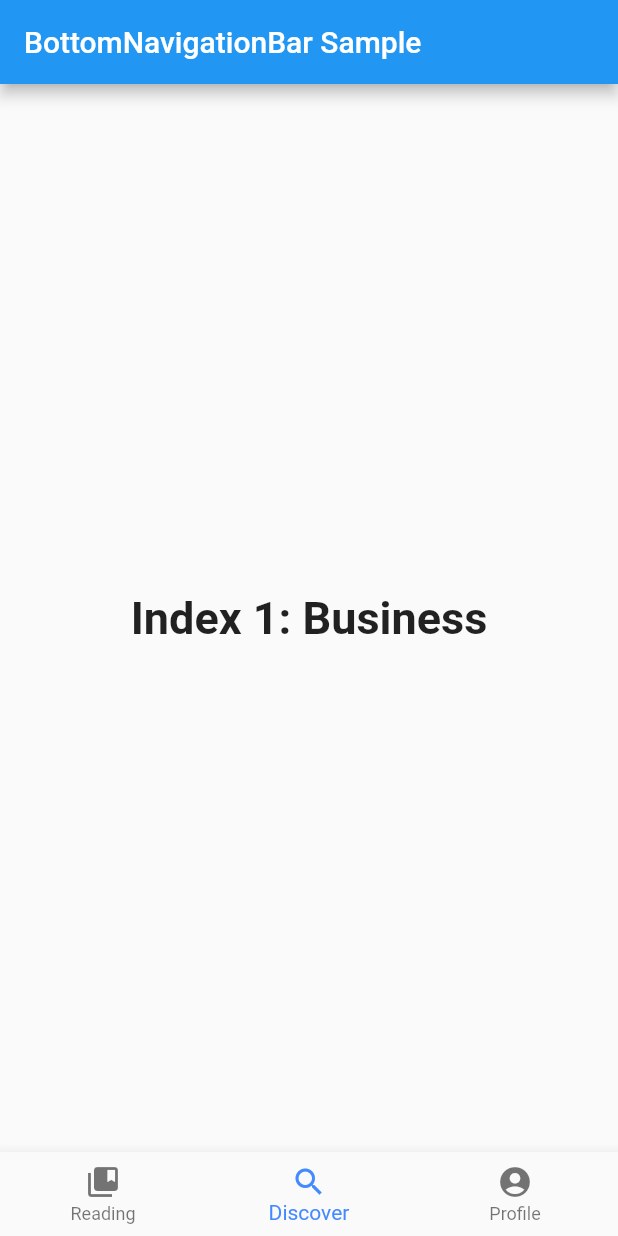
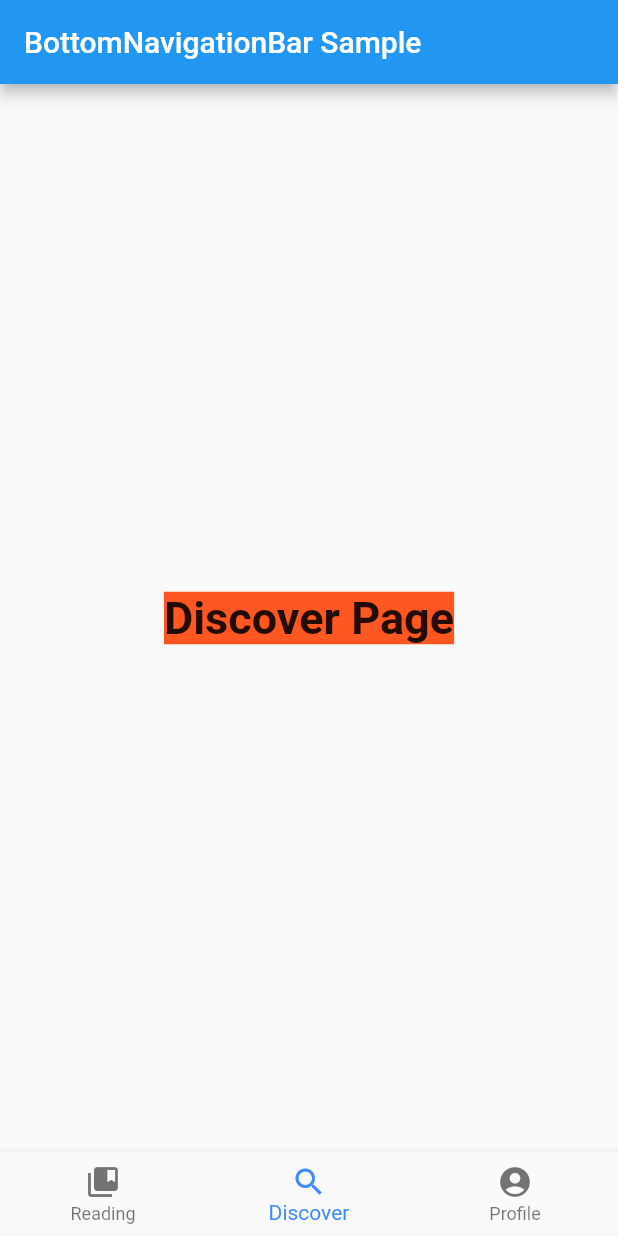
Before and after one commit to Wayabook/BookifyMultiplatformApp, a Flutter app: the screen it shows after launch, item 2 of the bottom bar chosen, on a phone screen of 412 x 824 dp. Run offline on Flutter 3.47's test engine with Material 2 defaults, Android fonts, the phone set to English and light mode, and no system bars.

Commit message:
List Widgets added.

```diff
--- a/lib/main.dart
+++ b/lib/main.dart
@@ -37,19 +37,10 @@ class _MyStatefulWidgetState extends State<MyStatefulWidget> {
   int _selectedIndex = 0;
   static const TextStyle optionStyle =
   TextStyle(fontSize: 30, fontWeight: FontWeight.bold);
-  static const List<Widget> _widgetOptions = <Widget>[
-    Text(
-      'Index 0: Home',
-      style: optionStyle,
-    ),
-    Text(
-      'Index 1: Business',
-      style: optionStyle,
-    ),
-    Text(
-      'Index 2: School',
-      style: optionStyle,
-    ),
+  final List<Widget> _widgetOptions = [
+    PlaceholderWidget(Colors.white, "Reading Page"),
+    PlaceholderWidget(Colors.deepOrange, "Discover Page"),
+    PlaceholderWidget(Colors.green, "Profile Page")
   ];
 
   void _onItemTapped(int index) {
@@ -88,4 +79,25 @@ class _MyStatefulWidgetState extends State<MyStatefulWidget> {
       ),
     );
   }
+
 }
+
+class PlaceholderWidget extends StatelessWidget {
+  final Color color;
+  final String text;
+  static const TextStyle optionStyle =
+  TextStyle(fontSize: 30, fontWeight: FontWeight.bold);
+
+  PlaceholderWidget(this.color, this.text);
+
+  @override
+  Widget build(BuildContext context) {
+    return Container(
+      color: color,
+      child:  Text(
+        this.text,
+        style: optionStyle,
+      ),
+    );
+  }
+}
```
